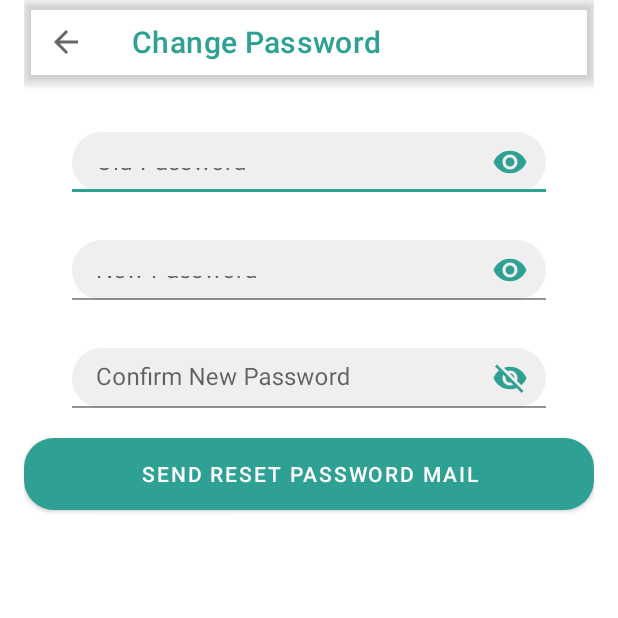
After one commit to pokrenz/bosslur-mtag, an Android app: the ChangePasswordActivity screen opened directly, with no data from a screen before it, on a phone screen of 412 x 824 dp, the top half of it. The commit adds this screen. Run offline under Robolectric (Android 15) with nearby library versions, the phone set to English and light mode, and no system bars.

Commit message:
ui:change password

```diff
--- a/app/src/main/AndroidManifest.xml
+++ b/app/src/main/AndroidManifest.xml
@@ -1,9 +1,11 @@
 <?xml version="1.0" encoding="utf-8"?>
 <manifest xmlns:android="http://schemas.android.com/apk/res/android"
     package="com.bosslur.mtagv2">
+
     <uses-permission android:name="android.permission.INTERNET" />
     <uses-permission android:name="android.permission.ACCESS_FINE_LOCATION" />
     <uses-permission android:name="android.permission.ACCESS_COARSE_LOCATION" />
+
     <application
         android:allowBackup="true"
         android:icon="@mipmap/ic_launcher"
@@ -11,16 +13,18 @@
         android:roundIcon="@mipmap/ic_launcher_round"
         android:supportsRtl="true"
         android:theme="@style/Theme.MTagv2">
-        <activity android:name=".views.forgotpassword.ForgotPasswordActivity"></activity>
+        <activity android:name=".views.changepassword.ChangePasswordActivity"/>
+        <activity android:name=".views.forgotpassword.ForgotPasswordActivity" />
         <activity android:name=".views.login.LoginActivity" />
-        <activity android:name=".views.splash.SplashActivity" />
-        <activity android:name=".views.main.MainActivity">
+        <activity android:name=".views.splash.SplashActivity" >
             <intent-filter>
                 <action android:name="android.intent.action.MAIN" />
 
                 <category android:name="android.intent.category.LAUNCHER" />
             </intent-filter>
         </activity>
+        <activity android:name=".views.main.MainActivity" />
+
         <meta-data
             android:name="com.google.android.geo.API_KEY"
             android:value="@string/google_maps_key" />
--- /dev/null
+++ b/app/src/main/java/com/bosslur/mtagv2/views/changepassword/ChangePasswordActivity.kt
@@ -0,0 +1,31 @@
+package com.bosslur.mtagv2.views.changepassword
+
+import androidx.appcompat.app.AppCompatActivity
+import android.os.Bundle
+import com.bosslur.mtagv2.R
+import com.bosslur.mtagv2.databinding.ActivityChangePasswordBinding
+
+class ChangePasswordActivity : AppCompatActivity() {
+
+    private lateinit var binding: ActivityChangePasswordBinding
+
+    override fun onCreate(savedInstanceState: Bundle?) {
+        super.onCreate(savedInstanceState)
+        binding = ActivityChangePasswordBinding.inflate(layoutInflater)
+        setContentView(binding.root)
+
+        init()
+        onClick()
+    }
+
+    private fun onClick() {
+        binding.tbChangePassword.setNavigationOnClickListener {
+            finish()
+        }
+    }
+
+    private fun init() {
+        setSupportActionBar(binding.tbChangePassword)
+        supportActionBar?.setDisplayHomeAsUpEnabled(true)
+    }
+}
--- a/app/src/main/java/com/bosslur/mtagv2/views/splash/SplashActivity.kt
+++ b/app/src/main/java/com/bosslur/mtagv2/views/splash/SplashActivity.kt
@@ -2,11 +2,22 @@ package com.bosslur.mtagv2.views.splash
 
 import androidx.appcompat.app.AppCompatActivity
 import android.os.Bundle
+import android.os.Handler
 import com.bosslur.mtagv2.R
+import com.bosslur.mtagv2.views.main.MainActivity
 
+@Suppress("DEPRECATION")
 class SplashActivity : AppCompatActivity() {
     override fun onCreate(savedInstanceState: Bundle?) {
         super.onCreate(savedInstanceState)
         setContentView(R.layout.activity_splash)
+
+        init()
+    }
+
+    private fun init() {
+        Handler().postDelayed({
+            MainActivity::class.java
+        },1200)
     }
 }
--- /dev/null
+++ b/app/src/main/res/layout/activity_change_password.xml
@@ -0,0 +1,118 @@
+<?xml version="1.0" encoding="utf-8"?>
+<androidx.constraintlayout.widget.ConstraintLayout xmlns:android="http://schemas.android.com/apk/res/android"
+    xmlns:app="http://schemas.android.com/apk/res-auto"
+    xmlns:tools="http://schemas.android.com/tools"
+    android:layout_width="match_parent"
+    android:layout_height="match_parent"
+    android:paddingStart="16dp"
+    android:paddingEnd="16dp"
+    tools:context=".views.changepassword.ChangePasswordActivity">
+
+    <com.google.android.material.appbar.AppBarLayout
+        android:id="@+id/appbarChangePassword"
+        android:layout_width="match_parent"
+        android:layout_height="wrap_content"
+        android:background="@android:color/transparent"
+        android:elevation="0dp"
+        app:layout_constraintTop_toTopOf="parent">
+        <androidx.appcompat.widget.Toolbar
+            android:id="@+id/tbChangePassword"
+            android:layout_width="match_parent"
+            android:layout_height="wrap_content"
+            app:title="Change Password"
+            app:titleTextColor="@color/colorPrimary"
+            android:elevation="0dp"/>
+    </com.google.android.material.appbar.AppBarLayout>
+
+    <com.google.android.material.textfield.TextInputLayout
+        android:id="@+id/tiOldPassword"
+        android:layout_width="match_parent"
+        android:layout_height="56dp"
+        app:hintEnabled="false"
+        app:passwordToggleEnabled="true"
+        app:passwordToggleTint="@color/colorPrimary"
+        android:layout_marginTop="16dp"
+        android:layout_marginStart="16dp"
+        android:layout_marginEnd="16dp"
+        app:layout_constraintTop_toBottomOf="@id/appbarChangePassword"
+        >
+        <com.google.android.material.textfield.TextInputEditText
+            android:id="@+id/etOldPassword"
+            android:layout_width="match_parent"
+            android:layout_height="match_parent"
+            android:background="@drawable/bg_edit_text"
+            android:hint="Old Password"
+            android:paddingHorizontal="16dp"
+            android:inputType="textPassword"
+            android:layout_marginTop="16dp"
+            android:layout_marginStart="16dp"
+            android:layout_marginEnd="16dp"
+            />
+    </com.google.android.material.textfield.TextInputLayout>
+    <com.google.android.material.textfield.TextInputLayout
+        android:id="@+id/tiNewPassword"
+        android:layout_width="match_parent"
+        android:layout_height="56dp"
+        android:elevation="0dp"
+        app:passwordToggleEnabled="true"
+        app:hintEnabled="false"
+        app:passwordToggleTint="@color/colorPrimary"
+        app:layout_constraintTop_toBottomOf="@id/tiOldPassword"
+        android:layout_marginStart="16dp"
+        android:layout_marginEnd="16dp"
+        android:layout_marginTop="16dp"
+
+        >
+        <com.google.android.material.textfield.TextInputEditText
+            android:id="@+id/etNewPassword"
+            android:layout_width="match_parent"
+            android:layout_height="match_parent"
+            android:hint="New Password"
+            android:inputType="textPassword"
+            android:background="@drawable/bg_edit_text"
+            android:paddingHorizontal="16dp"
+            android:layout_marginTop="16dp"
+            android:layout_marginStart="16dp"
+            android:layout_marginEnd="16dp"
+            />
+    </com.google.android.material.textfield.TextInputLayout>
+    <com.google.android.material.textfield.TextInputLayout
+        android:id="@+id/tiNewPasswordConfirm"
+        android:layout_width="match_parent"
+        android:layout_height="56dp"
+        android:elevation="0dp"
+        android:layout_marginTop="16dp"
+        android:layout_marginEnd="16dp"
+        android:layout_marginStart="16dp"
+        app:passwordToggleEnabled="true"
+        app:passwordToggleTint="@color/colorPrimary"
+        app:layout_constraintTop_toBottomOf="@id/tiNewPassword"
+        >
+
+        <com.google.android.material.textfield.TextInputEditText
+            android:id="@+id/etNewPasswordConfirm"
+            android:layout_width="match_parent"
+            android:layout_height="match_parent"
+            android:hint="Confirm New Password"
+            android:background="@drawable/bg_edit_text"
+            android:paddingHorizontal="16dp"
+            android:layout_marginStart="16dp"
+            android:layout_marginEnd="16dp"
+            android:layout_marginTop="16dp"
+            />
+    </com.google.android.material.textfield.TextInputLayout>
+
+
+    <Button
+        android:id="@+id/btnForgotPasswordPage"
+        android:layout_width="match_parent"
+        android:layout_height="wrap_content"
+        app:layout_constraintTop_toBottomOf="@id/tiNewPasswordConfirm"
+        android:layout_marginTop="20dp"
+        android:text="Send Reset Password Mail"
+        android:background="@drawable/bg_btn_primary"
+        />
+
+
+
+</androidx.constraintlayout.widget.ConstraintLayout>
```
